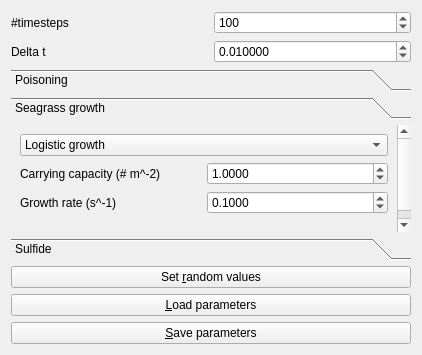
Qt form Tools/ToolMutualismBreakdowner/qtmutualismbreakdownerparameterswidget.ui (richelbilderbeek/ProjectRichelBilderbeek) before a commit.
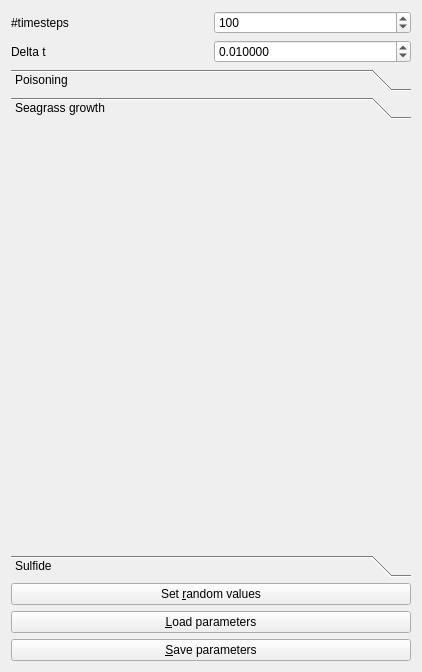
The same form after that commit. The open tabs and pages were chosen to show the change. Icons and pictures are not drawn.

```diff
--- a/Tools/ToolMutualismBreakdowner/qtmutualismbreakdownerparameterswidget.ui
+++ b/Tools/ToolMutualismBreakdowner/qtmutualismbreakdownerparameterswidget.ui
@@ -7,7 +7,7 @@
     <x>0</x>
     <y>0</y>
     <width>418</width>
-    <height>355</height>
+    <height>672</height>
    </rect>
   </property>
   <property name="windowTitle">
@@ -100,93 +100,14 @@
        <rect>
         <x>0</x>
         <y>0</y>
-        <width>845</width>
-        <height>762</height>
+        <width>400</width>
+        <height>396</height>
        </rect>
       </property>
       <attribute name="label">
        <string>Seagrass growth</string>
       </attribute>
-      <layout class="QGridLayout" name="gridLayout_5">
-       <item row="1" column="0">
-        <widget class="QLabel" name="label_seagrass_carrying_capacity">
-         <property name="text">
-          <string>Carrying capacity (# m^-2)</string>
-         </property>
-        </widget>
-       </item>
-       <item row="1" column="1">
-        <widget class="QDoubleSpinBox" name="box_seagrass_carrying_capacity">
-         <property name="decimals">
-          <number>4</number>
-         </property>
-         <property name="maximum">
-          <double>1000000.000000000000000</double>
-         </property>
-         <property name="value">
-          <double>1.000000000000000</double>
-         </property>
-        </widget>
-       </item>
-       <item row="2" column="0">
-        <widget class="QLabel" name="label_seagrass_growth_rate">
-         <property name="text">
-          <string>Growth rate (s^-1)</string>
-         </property>
-        </widget>
-       </item>
-       <item row="2" column="1">
-        <widget class="QDoubleSpinBox" name="box_seagrass_growth_rate">
-         <property name="decimals">
-          <number>4</number>
-         </property>
-         <property name="maximum">
-          <double>100.000000000000000</double>
-         </property>
-         <property name="singleStep">
-          <double>0.100000000000000</double>
-         </property>
-         <property name="value">
-          <double>0.100000000000000</double>
-         </property>
-        </widget>
-       </item>
-       <item row="3" column="0">
-        <spacer name="verticalSpacer_2">
-         <property name="orientation">
-          <enum>Qt::Vertical</enum>
-         </property>
-         <property name="sizeHint" stdset="0">
-          <size>
-           <width>20</width>
-           <height>40</height>
-          </size>
-         </property>
-        </spacer>
-       </item>
-       <item row="4" column="0" colspan="2">
-        <widget class="QLabel" name="label">
-         <property name="text">
-          <string/>
-         </property>
-         <property name="pixmap">
-          <pixmap resource="ToolMutualismBreakdowner.qrc">:/images/ZosteraNoltiiSmall.jpg</pixmap>
-         </property>
-         <property name="alignment">
-          <set>Qt::AlignCenter</set>
-         </property>
-        </widget>
-       </item>
-       <item row="0" column="0" colspan="2">
-        <widget class="QComboBox" name="box_seagrass_growth_type">
-         <item>
-          <property name="text">
-           <string>Logistic growth</string>
-          </property>
-         </item>
-        </widget>
-       </item>
-      </layout>
+      <layout class="QGridLayout" name="gridLayout_5"/>
      </widget>
      <widget class="QWidget" name="page_sulfide">
       <property name="geometry">
```
Left out of the diff: 20 changed lines with no effect on the pictures.
